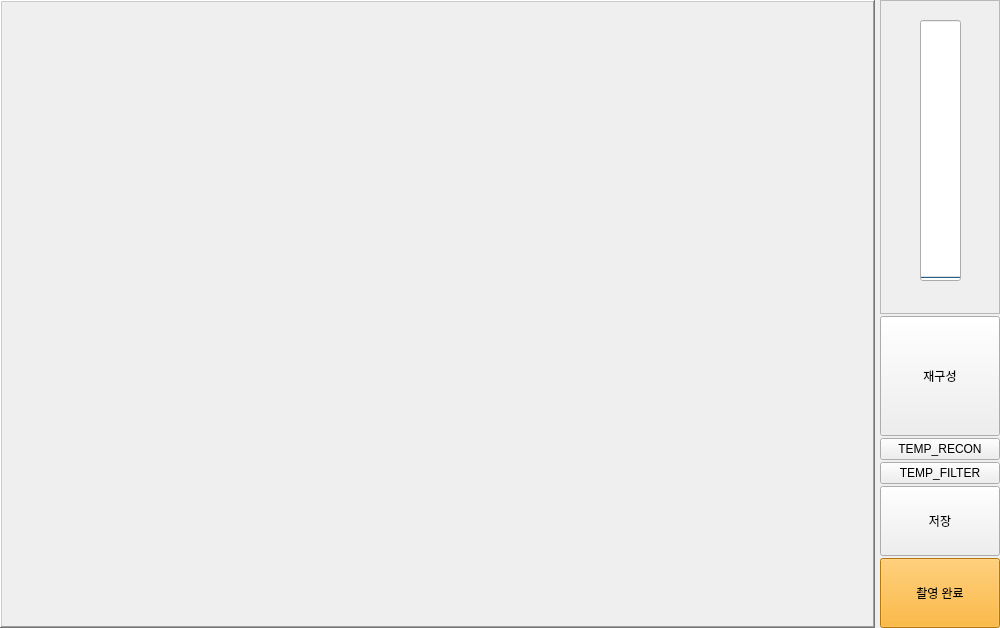
Old version of the form Project/src/imaging/ImagingSW/imagingmanager.ui in the repository AndaCondaa/Dental_Imaging_SW_System.
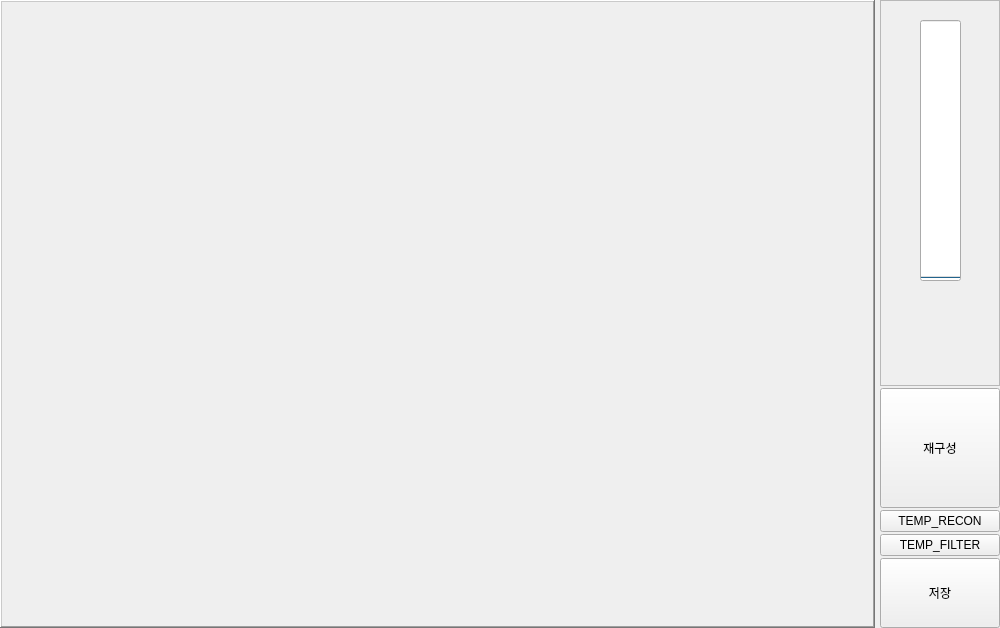
New version of the form.

Commit message: feat : Add finish proc

Patch:
```diff
--- a/Project/src/imaging/ImagingSW/imagingmanager.ui
+++ b/Project/src/imaging/ImagingSW/imagingmanager.ui
@@ -186,31 +186,6 @@
            </property>
           </widget>
          </item>
-         <item>
-          <widget class="QPushButton" name="finishButton">
-           <property name="enabled">
-            <bool>true</bool>
-           </property>
-           <property name="sizePolicy">
-            <sizepolicy hsizetype="Preferred" vsizetype="Preferred">
-             <horstretch>0</horstretch>
-             <verstretch>0</verstretch>
-            </sizepolicy>
-           </property>
-           <property name="minimumSize">
-            <size>
-             <width>120</width>
-             <height>70</height>
-            </size>
-           </property>
-           <property name="styleSheet">
-            <string notr="true">background-color: rgb(255, 167, 14);</string>
-           </property>
-           <property name="text">
-            <string>촬영 완료</string>
-           </property>
-          </widget>
-         </item>
         </layout>
        </item>
       </layout>
```
Left out of the diff: 3 changed lines with no effect on the pictures. The commit also changes 9 other files.
